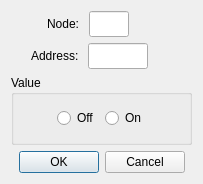
Above: omodsim/dialogs/dialogwritecoilregister.ui from sanny32/OpenModSim before the change. Below: the same form after it.
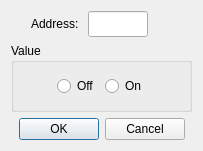
That is the form after the change. Custom widgets are drawn as their Qt base class.

Diff of the .ui file:
```diff
--- a/omodsim/dialogs/dialogwritecoilregister.ui
+++ b/omodsim/dialogs/dialogwritecoilregister.ui
@@ -7,75 +7,13 @@
     <x>0</x>
     <y>0</y>
     <width>203</width>
-    <height>184</height>
+    <height>151</height>
    </rect>
   </property>
   <property name="windowTitle">
    <string>Write Coil</string>
   </property>
   <layout class="QVBoxLayout" name="verticalLayout">
-   <item>
-    <layout class="QHBoxLayout" name="horizontalLayout">
-     <item>
-      <spacer name="horizontalSpacer_2">
-       <property name="orientation">
-        <enum>Qt::Horizontal</enum>
-       </property>
-       <property name="sizeType">
-        <enum>QSizePolicy::Fixed</enum>
-       </property>
-       <property name="sizeHint" stdset="0">
-        <size>
-         <width>36</width>
-         <height>20</height>
-        </size>
-       </property>
-      </spacer>
-     </item>
-     <item>
-      <widget class="QLabel" name="labelNode">
-       <property name="text">
-        <string>Node: </string>
-       </property>
-      </widget>
-     </item>
-     <item>
-      <widget class="NumericLineEdit" name="lineEditNode">
-       <property name="sizePolicy">
-        <sizepolicy hsizetype="Fixed" vsizetype="Fixed">
-         <horstretch>0</horstretch>
-         <verstretch>0</verstretch>
-        </sizepolicy>
-       </property>
-       <property name="minimumSize">
-        <size>
-         <width>0</width>
-         <height>26</height>
-        </size>
-       </property>
-       <property name="maximumSize">
-        <size>
-         <width>40</width>
-         <height>16777215</height>
-        </size>
-       </property>
-      </widget>
-     </item>
-     <item>
-      <spacer name="horizontalSpacer">
-       <property name="orientation">
-        <enum>Qt::Horizontal</enum>
-       </property>
-       <property name="sizeHint" stdset="0">
-        <size>
-         <width>40</width>
-         <height>20</height>
-        </size>
-       </property>
-      </spacer>
-     </item>
-    </layout>
-   </item>
    <item>
     <layout class="QHBoxLayout" name="horizontalLayout_2">
      <item>
```
